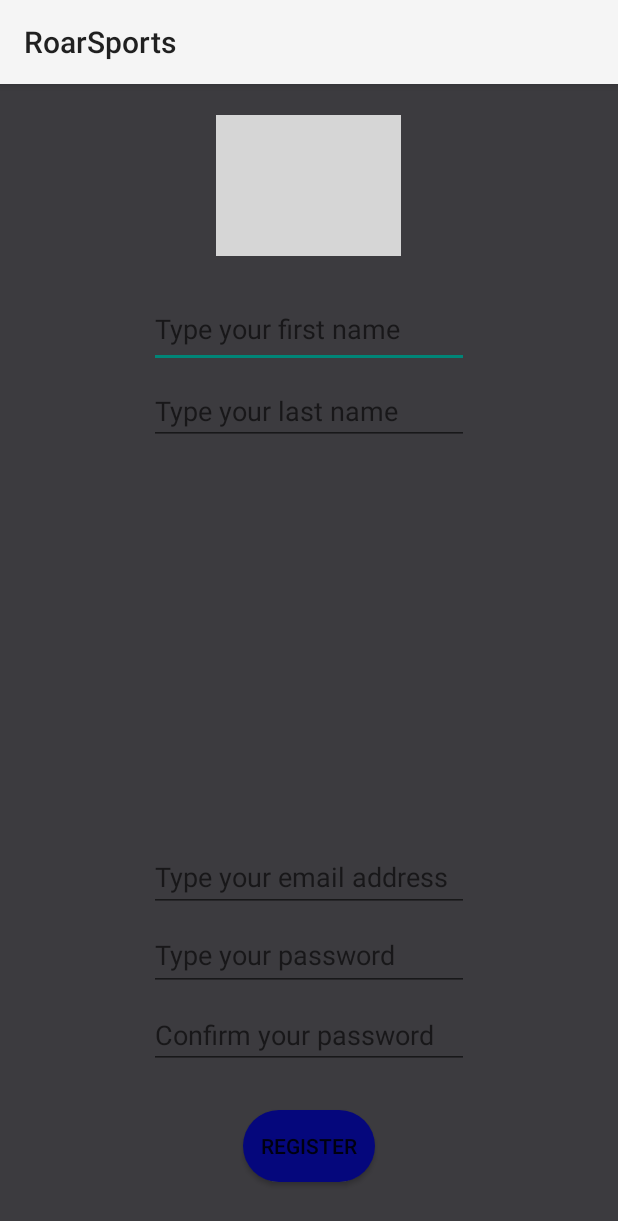
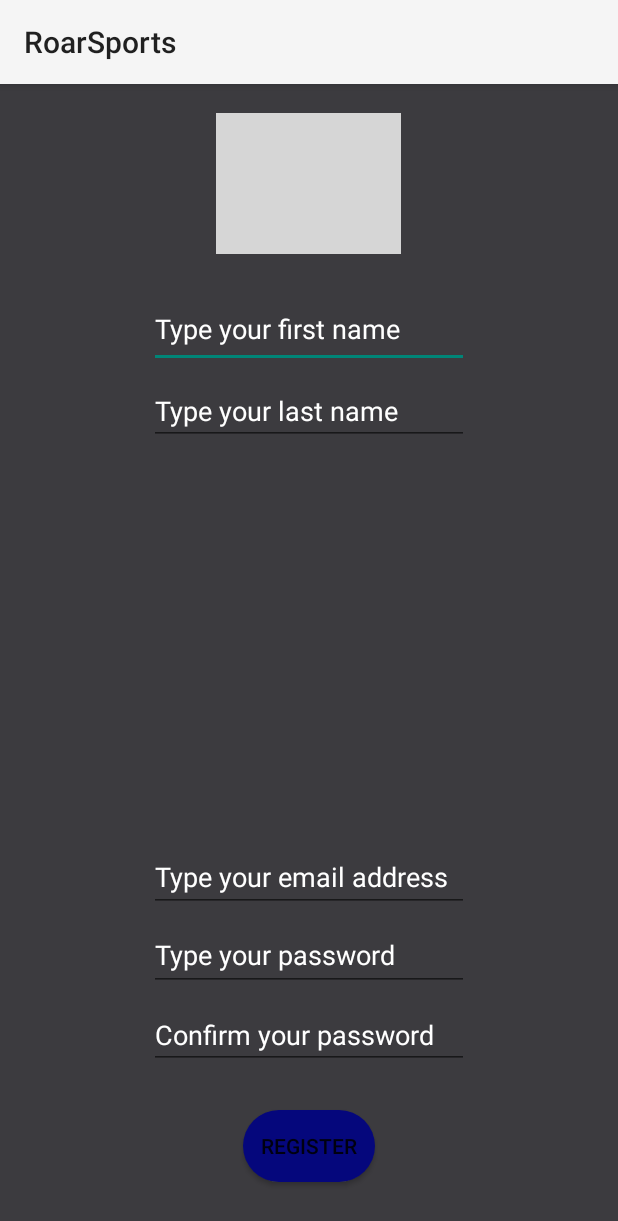
Before and after one commit to MarloweWhite/FanEngagementApp, an Android app: the ActivityRegistration screen opened directly, with no data from a screen before it, on a phone screen of 412 x 824 dp. Shown: the top 1221 px of the screen. Run offline under Robolectric (Android 15) with nearby library versions, the phone set to English and light mode, and no system bars; our stand-ins replace CircleImageView, Firebase (no records; nobody signed in at launch, a user with empty details on screens opened directly), Picasso; libraries missing offline, so code that uses them is left out: com.firebase.client, com.theartofdev.edmodo, com.twitter.sdk; pictures from the network do not load; 3 statements that could not run were skipped; grey boxes are pictures that could not be loaded.

Commit message:
Added circleviews to fb and twitter and registration and tinted hints white and also added on backpress features in fb and twiiter

```diff
--- a/app/src/main/java/com/example/marlowe/roarsports/ActivityRegistration.java
+++ b/app/src/main/java/com/example/marlowe/roarsports/ActivityRegistration.java
@@ -36,10 +36,12 @@ import java.io.ByteArrayOutputStream;
 import java.util.HashMap;
 import java.util.Map;
 
+import de.hdodenhof.circleimageview.CircleImageView;
+
 public class ActivityRegistration extends AppCompatActivity {
     private EditText mFirstName, mLastName, mEmail, mPassword, mPasswordConfirm;
     private Button mRegister, remove;
-    private ImageView imageView;
+    private CircleImageView imageView;
     private StorageReference storageReference;
     private SharedPreferences sharedPreferences;
     private SharedPreferences.Editor editor;
--- a/app/src/main/res/layout/activity_registration.xml
+++ b/app/src/main/res/layout/activity_registration.xml
@@ -29,6 +29,7 @@
         android:ems="10"
         android:hint="Type your first name"
         android:inputType="textPersonName"
+        android:textColorHint="@color/white"
         tools:layout_editor_absoluteX="84dp"
         tools:layout_editor_absoluteY="41dp"/>
 
@@ -42,6 +43,7 @@
         android:ems="10"
         android:hint="Type your last name"
         android:inputType="textPersonName"
+        android:textColorHint="@color/white"
         tools:layout_editor_absoluteX="85dp"
         tools:layout_editor_absoluteY="103dp" />
 
@@ -54,6 +56,7 @@
         android:layout_marginBottom="216dp"
         android:ems="10"
         android:hint="Type your email address"
+        android:textColorHint="@color/white"
         android:inputType="textEmailAddress"
         tools:layout_editor_absoluteX="85dp"
         tools:layout_editor_absoluteY="159dp" />
@@ -68,6 +71,7 @@
         android:ems="10"
         android:hint="Type your password"
         android:inputType="textPassword"
+        android:textColorHint="@color/white"
         tools:layout_editor_absoluteX="85dp"
         tools:layout_editor_absoluteY="218dp" />
 
@@ -81,15 +85,18 @@
         android:ems="10"
         android:hint="Confirm your password"
         android:inputType="textPassword"
+        android:textColorHint="@color/white"
         tools:layout_editor_absoluteX="85dp"
         tools:layout_editor_absoluteY="280dp" />
 
-    <ImageView
+    <de.hdodenhof.circleimageview.CircleImageView
         android:id="@+id/profilePhoto"
         android:layout_width="123dp"
         android:layout_height="94dp"
-        android:layout_alignBottom="@+id/lastName"
+        android:layout_alignParentTop="true"
         android:layout_centerHorizontal="true"
-        android:layout_marginBottom="126dp"
-        app:srcCompat="@drawable/com_facebook_profile_picture_blank_square" />
+        android:layout_marginTop="19dp"
+        android:src="@drawable/com_facebook_profile_picture_blank_square"
+        app:civ_border_color="@color/white"
+        app:civ_border_width="2dp" />
 </RelativeLayout>
```
Also changed, not shown: app/src/main/java/com/example/marlowe/roarsports/ActivityFaceBookAndTwitterDetails.java (+18 -2 lines), app/src/main/res/layout/activity_facebook_and_twitter.xml (+16 -13 lines), 1 other file.
